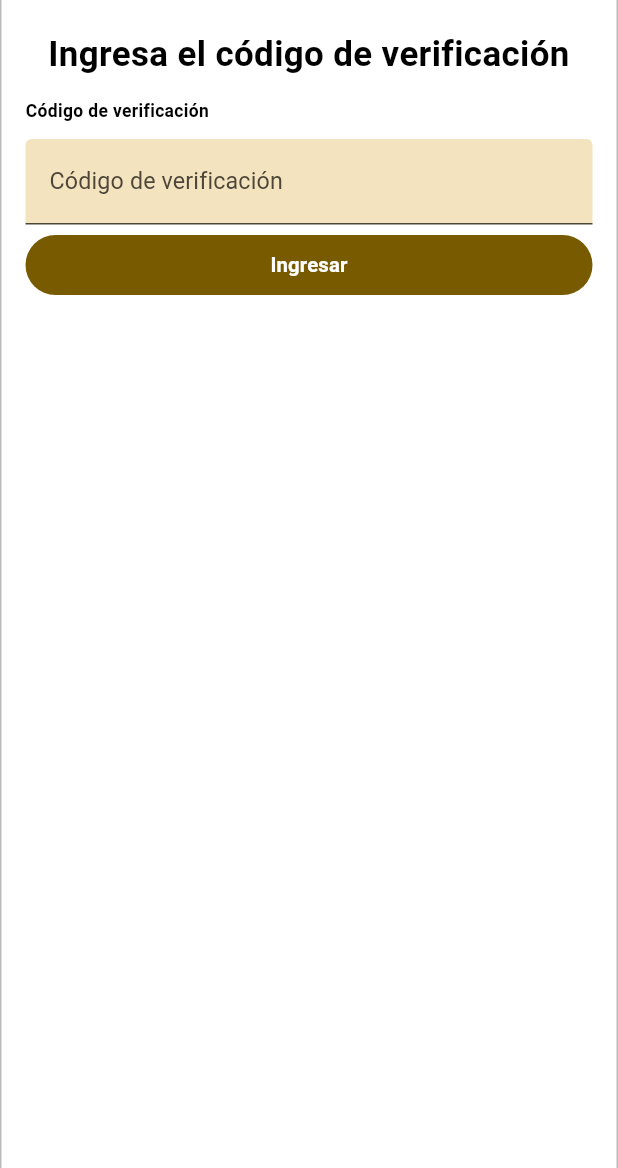
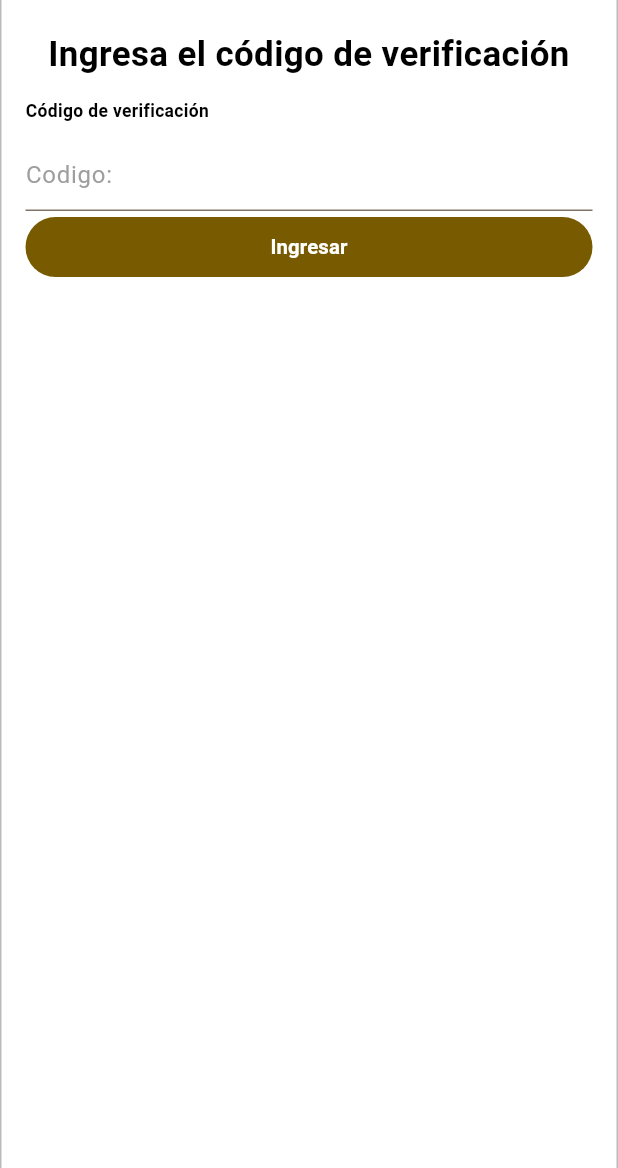
Before and after one commit to GaitanJulian/HCI, a Flutter app: the CdigoDeVerificacin screen opened by its route, on a phone screen of 412 x 824 dp, the part 68-1236 px from its top. Run offline on Flutter 3.47's test engine with Material 2 defaults, Android fonts, the phone set to English and light mode, and no system bars; our stand-ins replace accordion, get, google_fonts.

Commit message:
Redireccion de pantallas en las pantallas restantes

```diff
--- a/app/lib/screens/cdigo-de-verificacin.dart
+++ b/app/lib/screens/cdigo-de-verificacin.dart
@@ -79,7 +79,7 @@ class CdigoDeVerificacin extends StatelessWidget {
                       child: Column(
                         crossAxisAlignment: CrossAxisAlignment.start,
                         children: [
-                          Container(
+                            Container(
                             // cdigodeverificacinhf5 (163:40969)
                             margin: EdgeInsets.fromLTRB(0*fem, 0*fem, 0*fem, 11.5*fem),
                             child: Text(
@@ -93,6 +93,7 @@ class CdigoDeVerificacin extends StatelessWidget {
                               ),
                             ),
                           ),
+
                           Container(
                             // correoelectrniconwR (163:40970)
                             width: double.infinity,
@@ -102,60 +103,13 @@ class CdigoDeVerificacin extends StatelessWidget {
                                 topRight: Radius.circular(4*fem),
                               ),
                             ),
-                            child: Column(
-                              crossAxisAlignment: CrossAxisAlignment.start,
-                              children: [
-                                TextButton(
-                                  // textfieldvGw (I163:40970;1:23769)
-                                  onPressed: () {},
-                                  style: TextButton.styleFrom (
-                                    padding: EdgeInsets.zero,
-                                  ),
-                                  child: Container(
-                                    width: double.infinity,
-                                    height: 56*fem,
-                                    decoration: BoxDecoration (
-                                      color: Color(0xfff3e4bf),
-                                      borderRadius: BorderRadius.only (
-                                        topLeft: Radius.circular(4*fem),
-                                        topRight: Radius.circular(4*fem),
-                                      ),
-                                    ),
-                                    child: Container(
-                                      // statelayerSFH (I163:40970;1:23770)
-                                      padding: EdgeInsets.fromLTRB(16*fem, 16*fem, 16*fem, 16*fem),
-                                      width: double.infinity,
-                                      height: double.infinity,
-                                      decoration: BoxDecoration (
-                                        borderRadius: BorderRadius.only (
-                                          topLeft: Radius.circular(4*fem),
-                                          topRight: Radius.circular(4*fem),
-                                        ),
-                                      ),
-                                      child: Text(
-                                        'Código de verificación',
-                                        style: SafeGoogleFont (
-                                          'Roboto',
-                                          fontSize: 16*ffem,
-                                          fontWeight: FontWeight.w400,
-                                          height: 1.5*ffem/fem,
-                                          color: Color(0xff4d4639),
-                                        ),
-                                      ),
-                                    ),
-                                  ),
-                                ),
-                                Container(
-                                  // activeindicatorWW3 (I163:40970;1:23774)
-                                  margin: EdgeInsets.fromLTRB(0*fem, 0*fem, 0*fem, 3*fem),
-                                  width: double.infinity,
-                                  height: 1*fem,
-                                  decoration: BoxDecoration (
-                                    color: Color(0xff4d4639),
-                                  ),
-                                ),
-                              ],
+                         // ignore: prefer_const_constructors
+                         child: TextField(
+                            decoration: InputDecoration(
+                              hintText: 'Codigo: ',
+                              hintStyle: TextStyle(color: Colors.grey),
                             ),
+                          ),
                           ),
                         ],
                       ),
@@ -164,7 +118,7 @@ class CdigoDeVerificacin extends StatelessWidget {
                       // siguientewrF (163:40965)
                       margin: EdgeInsets.fromLTRB(0*fem, 0*fem, 0*fem, 592*fem),
                       child: TextButton(
-                        onPressed: () {},
+                        onPressed: () => Get.toNamed(AppRoutes.mainScreen),
                         style: TextButton.styleFrom (
                           padding: EdgeInsets.zero,
                         ),
--- a/app/lib/screens/seleccion-de-usuario-a-revisar.dart
+++ b/app/lib/screens/seleccion-de-usuario-a-revisar.dart
@@ -3,6 +3,10 @@ import 'package:flutter/gestures.dart';
 import 'dart:ui';
 import 'package:google_fonts/google_fonts.dart';
 import 'package:app/utils.dart';
+import 'package:get/get.dart';
+import '../routes/app_routes.dart';
+import '../utils/my_colors.dart';
+import '../utils/methods.dart';
 
 class SeleccionDeUsuarioARevisar extends StatelessWidget {
   @override
@@ -62,7 +66,7 @@ class SeleccionDeUsuarioARevisar extends StatelessWidget {
                             width: 113 * fem,
                             height: 32 * fem,
                             child: TextButton(
-                              onPressed: () {},
+                              onPressed: () => Get.toNamed(AppRoutes.mainScreen),
                               style: TextButton.styleFrom(
                                 padding: EdgeInsets.zero,
                               ),
@@ -90,7 +94,7 @@ class SeleccionDeUsuarioARevisar extends StatelessWidget {
                           width: 113 * fem,
                           height: 113 * fem,
                           child: TextButton(
-                            onPressed: () {},
+                            onPressed: () => Get.toNamed(AppRoutes.mainScreen),
                             style: TextButton.styleFrom(
                               padding: EdgeInsets.zero,
                             ),
@@ -171,7 +175,7 @@ class SeleccionDeUsuarioARevisar extends StatelessWidget {
                           width: 113 * fem,
                           height: 113 * fem,
                           child: TextButton(
-                            onPressed: () {},
+                            onPressed: () => Get.toNamed(AppRoutes.mainScreen),
                             style: TextButton.styleFrom(
                               padding: EdgeInsets.zero,
                             ),
@@ -264,7 +268,7 @@ class SeleccionDeUsuarioARevisar extends StatelessWidget {
                       left: 149 * fem,
                       top: 194 * fem,
                       child: TextButton(
-                        onPressed: () {},
+                        onPressed: () => Get.toNamed(AppRoutes.mainScreen),
                         style: TextButton.styleFrom(
                           padding: EdgeInsets.zero,
                         ),
@@ -275,9 +279,11 @@ class SeleccionDeUsuarioARevisar extends StatelessWidget {
                             child: SizedBox(
                               width: 114 * fem,
                               height: 114 * fem,
+
                               child: Image.asset(
                                 'assets/espacio-de-trabajo/images/avatars-3davatar28.png',
                                 fit: BoxFit.cover,
+
                               ),
                             ),
                           ),
@@ -288,7 +294,7 @@ class SeleccionDeUsuarioARevisar extends StatelessWidget {
                       left: 149 * fem,
                       top: 475 * fem,
                       child: TextButton(
-                        onPressed: () {},
+                        onPressed: () => Get.toNamed(AppRoutes.mainScreen),
                         style: TextButton.styleFrom(
                           padding: EdgeInsets.zero,
                         ),
```
